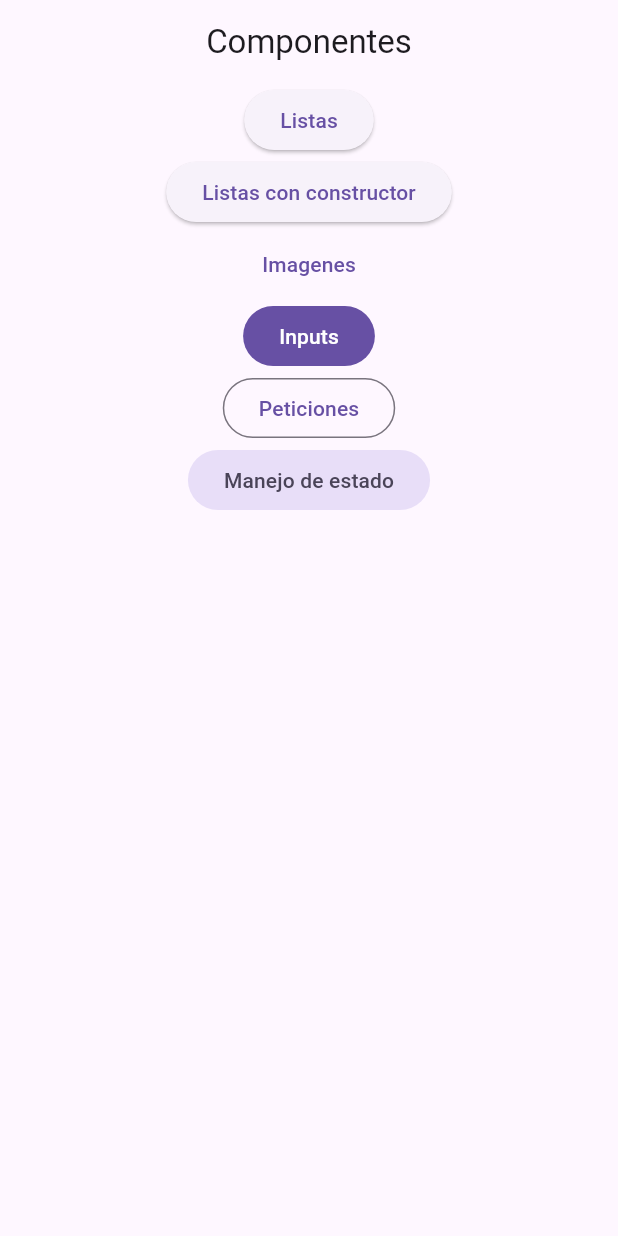
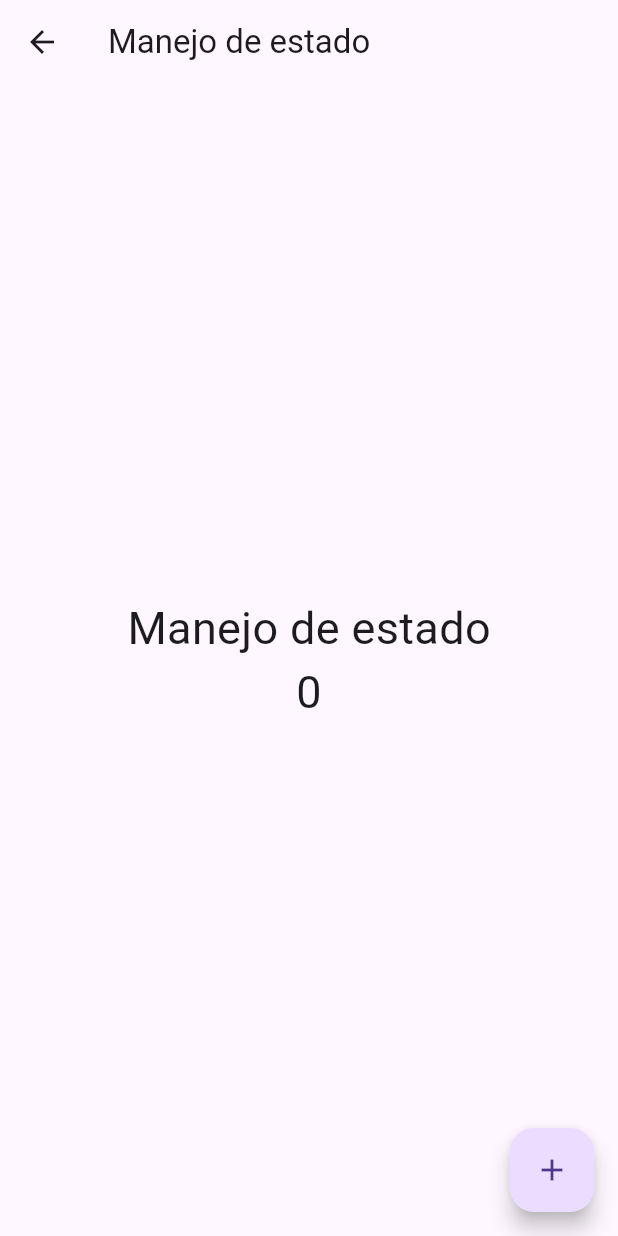
Before and after one commit to jalvarenga-unah/IS-912-II-PAC-2023, a Flutter app: the screen it shows after launch, after a tap on "Manejo de estado", on a phone screen of 412 x 824 dp. Run offline on Flutter 3.47's test engine with Material 2 defaults, Android fonts, the phone set to English and light mode, and no system bars; our stand-ins replace cached_network_image, get.

Commit message:
manejo de estado con GetX

```diff
--- a/proyectos-flutter/componentes/lib/src/constantes/routes.dart
+++ b/proyectos-flutter/componentes/lib/src/constantes/routes.dart
@@ -6,6 +6,7 @@ import 'package:componentes/src/pages/peticiones_page.dart';
 import '../pages/home_page.dart';
 import '../pages/listas_page.dart';
 import '../pages/listas_page_constructor.dart';
+import '../pages/manejo_estado_page.dart';
 
 enum MyRoutes {
   home,
@@ -14,7 +15,8 @@ enum MyRoutes {
   imagenes,
   inputs,
   peticiones,
-  detalleProducto
+  detalleProducto,
+  manejoEstado
 }
 
 final routes = {
@@ -25,4 +27,5 @@ final routes = {
   MyRoutes.inputs.name: (context) => InputsPage(),
   MyRoutes.peticiones.name: (context) => const PeticionesPage(),
   MyRoutes.detalleProducto.name: (context) => DetalleProducto(),
+  MyRoutes.manejoEstado.name: (context) => ManejoEstadoPage(),
 };
--- /dev/null
+++ b/proyectos-flutter/componentes/lib/src/controllers/contador_controller.dart
@@ -0,0 +1,13 @@
+import 'package:get/get.dart';
+
+class ContadorController extends GetxController {
+  final RxInt _contador = 0.obs;
+
+  //getters y setters
+
+  int get contador => _contador.value;
+  set contador(int value) => _contador.value = value;
+  // set contador(int value) {
+  //   _contador.value = value;
+  // }
+}
--- a/proyectos-flutter/componentes/lib/src/pages/detalle_producto_page.dart
+++ b/proyectos-flutter/componentes/lib/src/pages/detalle_producto_page.dart
@@ -12,12 +12,19 @@ class DetalleProducto extends StatelessWidget {
   Widget build(BuildContext context) {
     final args = ModalRoute.of(context)!.settings.arguments as Producto;
 
+    String title = 'no-data';
+    productoProvider.getProducto(args.id).then((value) {
+      // print(value.toJson());
+      title = value.title;
+      print(title);
+    });
+
     return Scaffold(
         appBar: AppBar(
           title: Text(args.title),
         ),
         body: Center(
-          child: Text('Producto ${args.id}'),
+          child: Text('$title'),
         ));
   }
 }
--- a/proyectos-flutter/componentes/lib/src/pages/home_page.dart
+++ b/proyectos-flutter/componentes/lib/src/pages/home_page.dart
@@ -49,7 +49,10 @@ class HomePage extends StatelessWidget {
               child: Text('Peticiones'),
             ),
             FilledButton.tonal(
-              onPressed: () {},
+              onPressed: () => Navigator.pushNamed(
+                context,
+                MyRoutes.manejoEstado.name,
+              ),
               child: Text('Manejo de estado'),
             ),
           ],
--- a/proyectos-flutter/componentes/lib/src/pages/imagenes_page.dart
+++ b/proyectos-flutter/componentes/lib/src/pages/imagenes_page.dart
@@ -1,8 +1,14 @@
 import 'package:cached_network_image/cached_network_image.dart';
+import 'package:componentes/src/controllers/contador_controller.dart';
+
 import 'package:flutter/material.dart';
+import 'package:get/get.dart';
 
 class ImagenesPage extends StatelessWidget {
   const ImagenesPage({super.key});
+
+//funciona si y solo si, hay una instancia previa en el estado de Get
+  // final contadorController = Get.find<ContadorController>();
 
   @override
   Widget build(BuildContext context) {
--- /dev/null
+++ b/proyectos-flutter/componentes/lib/src/pages/manejo_estado_page.dart
@@ -0,0 +1,44 @@
+import 'package:componentes/src/controllers/contador_controller.dart';
+import 'package:flutter/material.dart';
+import 'package:get/get.dart';
+
+class ManejoEstadoPage extends StatelessWidget {
+  ManejoEstadoPage({super.key});
+  final estilo = const TextStyle(fontSize: 30.0);
+
+  // final contadorController = ContadorController();
+  //genera una instancia global de la clase ContadorController
+  final contadorController = Get.put<ContadorController>(ContadorController());
+
+  @override
+  Widget build(BuildContext context) {
+    return Scaffold(
+      appBar: AppBar(
+        title: const Text('Manejo de estado'),
+      ),
+      body: Center(
+        child: Column(
+          mainAxisSize: MainAxisSize.min,
+          children: [
+            Text(
+              'Manejo de estado',
+              style: estilo,
+            ),
+            Obx(
+              () => Text(
+                '${contadorController.contador}',
+                style: estilo,
+              ),
+            )
+          ],
+        ),
+      ),
+      floatingActionButton: FloatingActionButton(
+        child: const Icon(Icons.add),
+        onPressed: () {
+          contadorController.contador++;
+        },
+      ),
+    );
+  }
+}
--- a/proyectos-flutter/componentes/pubspec.yaml
+++ b/proyectos-flutter/componentes/pubspec.yaml
@@ -37,6 +37,7 @@ dependencies:
   cupertino_icons: ^1.0.2
   cached_network_image: ^3.2.3
   http: ^1.1.0
+  get: ^4.6.5
 
 dev_dependencies:
   flutter_test:
```
Also changed, not shown: proyectos-flutter/componentes/pubspec.lock.
